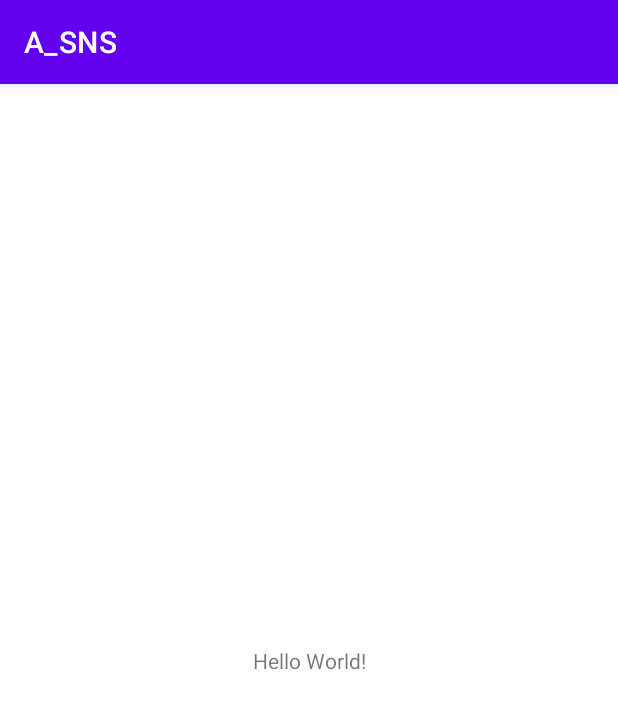
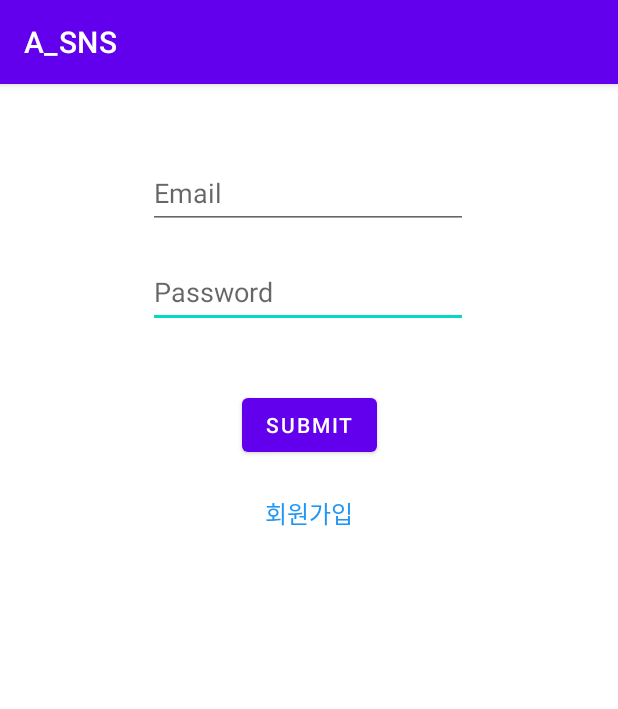
Before and after one commit to shinmink/PBL_SNS, an Android app: the screen it shows after launch (MainActivity), on a phone screen of 412 x 824 dp. Shown: the top 709 px of the screen. Run offline under Robolectric (Android 15) with nearby library versions, the light colour scheme and no system bars; our stand-ins replace Firebase (no records; nobody signed in at launch, a user with empty details on screens opened directly).

Commit message:
로그인 프래그먼트 생성 시작 -> 로그인 -> 회원가입 화면 이동 구현

```diff
--- a/app/build.gradle
+++ b/app/build.gradle
@@ -6,12 +6,12 @@ plugins {
 
 android {
     namespace 'com.example.a_sns'
-    compileSdk 32
+    compileSdk 33
 
     defaultConfig {
         applicationId "com.example.a_sns"
         minSdk 23
-        targetSdk 32
+        targetSdk 33
         versionCode 1
         versionName "1.0"
 
@@ -31,11 +31,14 @@ android {
     kotlinOptions {
         jvmTarget = '1.8'
     }
+    buildFeatures {
+        viewBinding = true
+    }
 }
 
 dependencies {
 
-    implementation 'androidx.core:core-ktx:1.7.0'
+    implementation 'androidx.core:core-ktx:1.9.0'
     implementation 'androidx.appcompat:appcompat:1.5.1'
     implementation 'com.google.android.material:material:1.7.0'
     implementation 'androidx.constraintlayout:constraintlayout:2.1.4'
--- a/app/src/main/java/com/example/a_sns/MainActivity.kt
+++ b/app/src/main/java/com/example/a_sns/MainActivity.kt
@@ -2,13 +2,24 @@ package com.example.a_sns
 
 import androidx.appcompat.app.AppCompatActivity
 import android.os.Bundle
+import androidx.fragment.app.Fragment
+import com.example.a_sns.ui.LoginFragment
 
 class MainActivity : AppCompatActivity() {
     override fun onCreate(savedInstanceState: Bundle?) {
         super.onCreate(savedInstanceState)
         setContentView(R.layout.activity_main)
 
-        // 아 학교 정말 즐겁다 !
-        // 모두의 오머대학교 !
+        // start LoginFragment
+        changeFragment(LoginFragment())
+    }
+
+    // change Fragment
+    fun changeFragment(fragment: Fragment) {
+        supportFragmentManager.beginTransaction()
+            .setReorderingAllowed(true)
+            .replace(R.id.frameLayout, fragment)
+            .addToBackStack(null)
+            .commit()
     }
 }
--- /dev/null
+++ b/app/src/main/java/com/example/a_sns/ui/LoginFragment.kt
@@ -0,0 +1,56 @@
+package com.example.a_sns.ui
+
+import android.os.Bundle
+import android.view.View
+import android.widget.Button
+import android.widget.EditText
+import android.widget.TextView
+import android.widget.Toast
+import androidx.fragment.app.Fragment
+import com.example.a_sns.MainActivity
+import com.example.a_sns.R
+import com.google.firebase.auth.ktx.auth
+import com.google.firebase.ktx.Firebase
+
+//LoginFragment
+class LoginFragment : Fragment(R.layout.login_fragment) {
+    override fun onViewCreated(view: View, savedInstanceState: Bundle?) {
+        super.onViewCreated(view, savedInstanceState)
+
+        val email = view.findViewById<EditText>(R.id.login_email).text.toString()
+        val password = view.findViewById<EditText>(R.id.login_password).text.toString()
+
+        //click submit button
+        val submitBtn = view.findViewById<Button>(R.id.login_submit)
+        submitBtn.setOnClickListener {
+            // null exception
+            if (email.isEmpty() || password.isEmpty()) {
+                Toast.makeText(activity, "이메일 또는 비밀번호를 입력해주세요.", Toast.LENGTH_SHORT).show()
+                return@setOnClickListener
+            }
+            login(email, password)
+        }
+
+        //click register text
+        val registerBtn = view.findViewById<TextView>(R.id.login_register)
+        registerBtn.setOnClickListener {
+            (activity as MainActivity).changeFragment(RegisterFragment())
+        }
+    }
+
+    // login fun
+    private fun login(email: String, password: String) {
+        activity?.let {
+            Firebase.auth.signInWithEmailAndPassword(email, password)
+                .addOnCompleteListener(it) { task ->
+                    if (task.isSuccessful) {
+                        // 로그인이 성공했을 때
+                        //val user = Firebase.auth.currentUser
+                        Toast.makeText(activity, "로그인 성공", Toast.LENGTH_SHORT).show()
+                    } else { // 로그인이 실패했을 때
+                        Toast.makeText(activity, "로그인 실패. 이메일과 비밀번호를 다시 확인하세요.", Toast.LENGTH_SHORT).show()
+                    }
+                }
+        }
+    }
+}
--- /dev/null
+++ b/app/src/main/java/com/example/a_sns/ui/RegisterFragment.kt
@@ -0,0 +1,14 @@
+package com.example.a_sns.ui
+
+import android.os.Bundle
+import android.view.View
+import androidx.fragment.app.Fragment
+import com.example.a_sns.R
+
+class RegisterFragment : Fragment(R.layout.register_fragment) {
+    override fun onViewCreated(view: View, savedInstanceState: Bundle?) {
+        super.onViewCreated(view, savedInstanceState)
+
+
+    }
+}
--- a/app/src/main/res/layout/activity_main.xml
+++ b/app/src/main/res/layout/activity_main.xml
@@ -1,18 +1,14 @@
 <?xml version="1.0" encoding="utf-8"?>
 <androidx.constraintlayout.widget.ConstraintLayout xmlns:android="http://schemas.android.com/apk/res/android"
-    xmlns:app="http://schemas.android.com/apk/res-auto"
     xmlns:tools="http://schemas.android.com/tools"
     android:layout_width="match_parent"
     android:layout_height="match_parent"
     tools:context=".MainActivity">
 
-    <TextView
-        android:layout_width="wrap_content"
-        android:layout_height="wrap_content"
-        android:text="Hello World!"
-        app:layout_constraintBottom_toBottomOf="parent"
-        app:layout_constraintEnd_toEndOf="parent"
-        app:layout_constraintStart_toStartOf="parent"
-        app:layout_constraintTop_toTopOf="parent" />
+    <FrameLayout
+        android:layout_width="match_parent"
+        android:layout_height="match_parent"
+        android:id="@+id/frameLayout">
+    </FrameLayout>
 
 </androidx.constraintlayout.widget.ConstraintLayout>
--- /dev/null
+++ b/app/src/main/res/layout/login_fragment.xml
@@ -0,0 +1,69 @@
+<?xml version="1.0" encoding="utf-8"?>
+<androidx.constraintlayout.widget.ConstraintLayout xmlns:android="http://schemas.android.com/apk/res/android"
+    xmlns:app="http://schemas.android.com/apk/res-auto"
+    xmlns:tools="http://schemas.android.com/tools"
+    android:layout_width="match_parent"
+    android:layout_height="match_parent">
+
+    <EditText
+        android:id="@+id/login_password"
+        android:layout_width="wrap_content"
+        android:layout_height="wrap_content"
+        android:ems="10"
+        android:hint="Password"
+        android:inputType="textPassword"
+        android:minHeight="48dp"
+        app:layout_constraintBottom_toTopOf="@+id/guideline3"
+        app:layout_constraintEnd_toEndOf="parent"
+        app:layout_constraintHorizontal_bias="0.497"
+        app:layout_constraintStart_toStartOf="parent"
+        app:layout_constraintTop_toBottomOf="@+id/login_email"
+        app:layout_constraintVertical_bias="0.115" />
+
+    <EditText
+        android:id="@+id/login_email"
+        android:layout_width="wrap_content"
+        android:layout_height="wrap_content"
+        android:ems="10"
+        android:hint="Email"
+        android:inputType="textEmailAddress"
+        android:minHeight="48dp"
+        app:layout_constraintBottom_toBottomOf="@+id/login_submit"
+        app:layout_constraintEnd_toEndOf="parent"
+        app:layout_constraintHorizontal_bias="0.497"
+        app:layout_constraintStart_toStartOf="parent"
+        app:layout_constraintTop_toTopOf="parent"
+        app:layout_constraintVertical_bias="0.239" />
+
+    <Button
+        android:id="@+id/login_submit"
+        android:layout_width="wrap_content"
+        android:layout_height="wrap_content"
+        android:text="submit"
+        app:layout_constraintBottom_toTopOf="@+id/guideline3"
+        app:layout_constraintEnd_toEndOf="parent"
+        app:layout_constraintStart_toStartOf="parent"
+        app:layout_constraintTop_toTopOf="parent"
+        app:layout_constraintVertical_bias="0.806" />
+
+    <androidx.constraintlayout.widget.Guideline
+        android:id="@+id/guideline3"
+        android:layout_width="wrap_content"
+        android:layout_height="wrap_content"
+        android:orientation="horizontal"
+        app:layout_constraintGuide_begin="301dp" />
+
+    <TextView
+        android:id="@+id/login_register"
+        android:layout_width="wrap_content"
+        android:layout_height="wrap_content"
+        android:layout_marginTop="19dp"
+        android:text="회원가입"
+        android:textColor="#2196F3"
+        android:textSize="16sp"
+        app:layout_constraintBottom_toTopOf="@+id/guideline3"
+        app:layout_constraintEnd_toEndOf="parent"
+        app:layout_constraintStart_toStartOf="parent"
+        app:layout_constraintTop_toBottomOf="@+id/login_submit" />
+
+</androidx.constraintlayout.widget.ConstraintLayout>
--- /dev/null
+++ b/app/src/main/res/layout/register_fragment.xml
@@ -0,0 +1,6 @@
+<?xml version="1.0" encoding="utf-8"?>
+<androidx.constraintlayout.widget.ConstraintLayout xmlns:android="http://schemas.android.com/apk/res/android"
+    android:layout_width="match_parent"
+    android:layout_height="match_parent">
+
+</androidx.constraintlayout.widget.ConstraintLayout>
```
